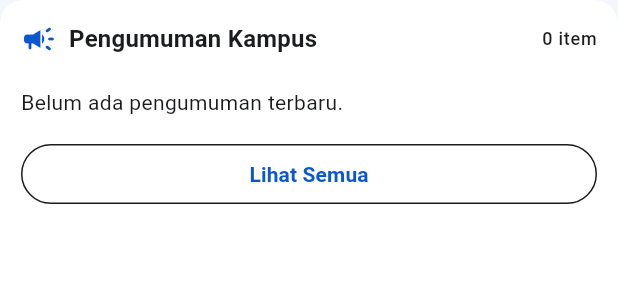
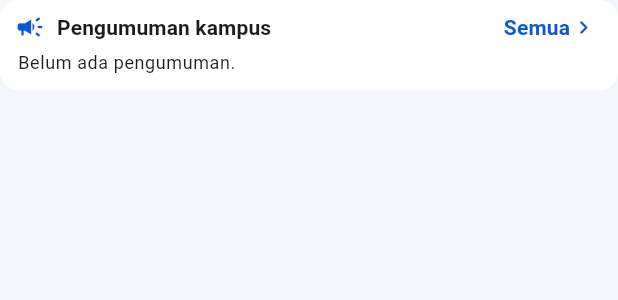
Before and after one commit to siopipin/stikesgs-dosen, a Flutter app: the _AnnouncementPanel widget shown alone on an empty page, opened directly with empty values, on a phone screen of 412 x 824 dp. Shown: the top 300 px of the screen. Run offline on Flutter 3.47's test engine with Material 3 defaults, Android fonts, the phone set to English and light mode, and no system bars; our stand-ins replace image_picker, qr_flutter, shared_preferences; accounts and stored records are empty; network calls fail.

Commit message:
update home dashboard style

```diff
--- a/lib/features/dashboard/screen/home_dashboard_screen.dart
+++ b/lib/features/dashboard/screen/home_dashboard_screen.dart
@@ -489,7 +489,7 @@ class _QuickStatGrid extends StatelessWidget {
         targetTabIndex: 2,
       ),
       _StatCardData(
-        title: 'Mahasiswa\nPA',
+        title: 'Mhs\nPA',
         semanticLabel: 'daftar mahasiswa pa',
         value: '$jumlahPa',
         color: const Color(0xFF2A67C7),
@@ -558,7 +558,7 @@ class _StatCard extends StatelessWidget {
                 item.value,
                 style: const TextStyle(
                   color: Colors.white,
-                  fontSize: 39,
+                  fontSize: 34,
                   fontWeight: FontWeight.w700,
                   height: 1,
                 ),
@@ -571,7 +571,7 @@ class _StatCard extends StatelessWidget {
                   overflow: TextOverflow.ellipsis,
                   style: const TextStyle(
                     color: Colors.white,
-                    fontSize: 20,
+                    fontSize: 18,
                     fontWeight: FontWeight.w600,
                     height: 1.1,
                   ),
@@ -620,68 +620,108 @@ class _AnnouncementPanel extends StatelessWidget {
   @override
   Widget build(BuildContext context) {
     final scheme = Theme.of(context).colorScheme;
+    final textTheme = Theme.of(context).textTheme;
+
     return Card(
       elevation: 0,
-      shape: RoundedRectangleBorder(borderRadius: BorderRadius.circular(16)),
+      clipBehavior: Clip.antiAlias,
+      margin: EdgeInsets.zero,
+      shape: RoundedRectangleBorder(borderRadius: BorderRadius.circular(12)),
       color: scheme.surface,
       child: Padding(
-        padding: const EdgeInsets.fromLTRB(14, 14, 14, 12),
+        padding: const EdgeInsets.fromLTRB(10, 8, 6, 8),
         child: Column(
           crossAxisAlignment: CrossAxisAlignment.stretch,
+          mainAxisSize: MainAxisSize.min,
           children: [
             Row(
               children: [
+                Icon(Icons.campaign_rounded, color: scheme.primary, size: 20),
+                const SizedBox(width: 8),
+                Expanded(
+                  child: Text(
+                    'Pengumuman kampus',
+                    style: textTheme.titleSmall?.copyWith(
+                      fontWeight: FontWeight.w600,
+                    ),
+                  ),
+                ),
+                if (items.isNotEmpty)
+                  Padding(
+                    padding: const EdgeInsets.only(right: 4),
+                    child: Text(
+                      '${items.length}',
+                      style: textTheme.labelMedium?.copyWith(
+                        color: scheme.onSurfaceVariant,
+                      ),
+                    ),
+                  ),
+                Semantics(
+                  button: true,
+                  label: 'Lihat semua notifikasi',
+                  child: TextButton(
+                    onPressed: onViewAll,
+                    style: TextButton.styleFrom(
+                      padding: const EdgeInsets.symmetric(horizontal: 8),
+                      minimumSize: Size.zero,
+                      tapTargetSize: MaterialTapTargetSize.shrinkWrap,
+                      visualDensity: VisualDensity.compact,
+                    ),
+                    child: Row(
+                      mainAxisSize: MainAxisSize.min,
+                      children: [
+                        Text(
+                          'Semua',
+                          style: textTheme.labelLarge?.copyWith(
+                            color: scheme.primary,
+                          ),
+                        ),
                         Icon(
-                  Icons.campaign_rounded,
-                  color: Theme.of(context).colorScheme.primary,
+                          Icons.chevron_right_rounded,
+                          size: 18,
+                          color: scheme.primary,
                         ),
-                const SizedBox(width: 8),
-                Text(
-                  'Pengumuman Kampus',
-                  style: Theme.of(context).textTheme.titleMedium,
+                      ],
                     ),
-                const Spacer(),
-                Text(
-                  '${items.length} item',
-                  style: Theme.of(context).textTheme.labelMedium?.copyWith(
-                    color: Theme.of(context).colorScheme.onSurfaceVariant,
                   ),
                 ),
               ],
             ),
-            const SizedBox(height: 10),
             if (items.isEmpty)
               Padding(
-                padding: const EdgeInsets.symmetric(vertical: 10),
+                padding: const EdgeInsets.fromLTRB(2, 6, 2, 2),
                 child: Text(
-                  'Belum ada pengumuman terbaru.',
-                  style: Theme.of(context).textTheme.bodyMedium,
+                  'Belum ada pengumuman.',
+                  style: textTheme.bodySmall?.copyWith(
+                    color: scheme.onSurfaceVariant,
+                  ),
                 ),
               )
-            else
-              ...items.map((item) {
+            else ...[
+              const SizedBox(height: 6),
+              ...items.asMap().entries.map((entry) {
+                final index = entry.key;
+                final item = entry.value;
                 final text = item.title.toString();
-                return Container(
-                  margin: const EdgeInsets.only(bottom: 8),
-                  padding: const EdgeInsets.symmetric(
-                    horizontal: 12,
-                    vertical: 11,
-                  ),
-                  decoration: BoxDecoration(
-                    color: Theme.of(context).colorScheme.surfaceContainerHighest
-                        .withValues(alpha: 0.45),
-                    borderRadius: BorderRadius.circular(12),
-                  ),
+                final isLast = index == items.length - 1;
+                return Padding(
+                  padding: EdgeInsets.only(bottom: isLast ? 0 : 6),
+                  child: Material(
+                    color: scheme.surfaceContainerHighest.withValues(alpha: 0.42),
+                    borderRadius: BorderRadius.circular(10),
+                    child: Padding(
+                      padding: const EdgeInsets.symmetric(horizontal: 10, vertical: 8),
                       child: Row(
+                        crossAxisAlignment: CrossAxisAlignment.start,
                         children: [
                           Icon(
                             item.isRead
                                 ? Icons.drafts_rounded
                                 : Icons.markunread_rounded,
-                        size: 18,
+                            size: 16,
                             color: item.isRead
-                            ? Theme.of(context).colorScheme.onSurfaceVariant
-                            : Theme.of(context).colorScheme.primary,
+                                ? scheme.onSurfaceVariant
+                                : scheme.primary,
                           ),
                           const SizedBox(width: 8),
                           Expanded(
@@ -689,22 +729,19 @@ class _AnnouncementPanel extends StatelessWidget {
                               text,
                               maxLines: 2,
                               overflow: TextOverflow.ellipsis,
-                          style: Theme.of(context).textTheme.bodyMedium,
+                              style: textTheme.bodySmall?.copyWith(
+                                height: 1.3,
+                                color: scheme.onSurface,
+                              ),
                             ),
                           ),
                         ],
                       ),
+                    ),
+                  ),
                 );
               }),
-            const SizedBox(height: 4),
-            Semantics(
-              button: true,
-              label: 'Lihat semua notifikasi',
-              child: OutlinedButton(
-                onPressed: onViewAll,
-                child: const Text('Lihat Semua'),
-              ),
-            ),
+            ],
           ],
         ),
       ),
```
Lines whose indentation alone changed are shown as unchanged.
